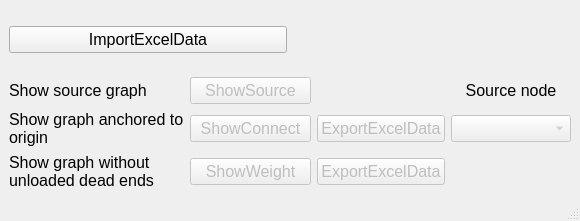
Above: mainwindow.ui from hosglial/courseProgMethods before the change. Below: the same form after it.
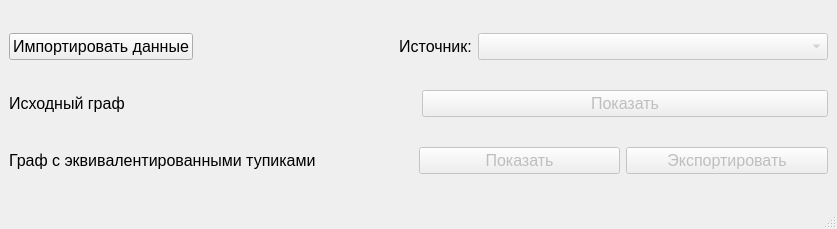
That is the form after the change.

Patch:
```diff
--- a/mainwindow.ui
+++ b/mainwindow.ui
@@ -6,17 +6,17 @@
    <rect>
     <x>0</x>
     <y>0</y>
-    <width>580</width>
-    <height>221</height>
+    <width>837</width>
+    <height>229</height>
    </rect>
   </property>
   <property name="windowTitle">
    <string>MainWindow</string>
   </property>
   <widget class="QWidget" name="centralwidget">
-   <layout class="QVBoxLayout" name="verticalLayout" stretch="0,1">
+   <layout class="QVBoxLayout" name="verticalLayout">
     <item>
-     <layout class="QHBoxLayout" name="horizontalLayout">
+     <layout class="QHBoxLayout" name="horizontalLayout_4">
       <item>
        <widget class="QPushButton" name="init_button">
         <property name="font">
@@ -25,49 +25,24 @@
          </font>
         </property>
         <property name="text">
-         <string>ImportExcelData</string>
+         <string>Импортировать данные</string>
         </property>
        </widget>
       </item>
       <item>
-       <widget class="QLabel" name="label_5">
-        <property name="text">
-         <string/>
+       <spacer name="horizontalSpacer">
+        <property name="orientation">
+         <enum>Qt::Horizontal</enum>
         </property>
-       </widget>
-      </item>
-     </layout>
-    </item>
-    <item>
-     <layout class="QGridLayout" name="gridLayout">
-      <item row="0" column="0">
-       <widget class="QLabel" name="label">
-        <property name="font">
-         <font>
-          <pointsize>12</pointsize>
-         </font>
+        <property name="sizeHint" stdset="0">
+         <size>
+          <width>40</width>
+          <height>20</height>
+         </size>
         </property>
-        <property name="text">
-         <string>Show source graph</string>
-        </property>
-       </widget>
+       </spacer>
       </item>
-      <item row="0" column="1">
-       <widget class="QPushButton" name="button_source">
-        <property name="enabled">
-         <bool>false</bool>
-        </property>
-        <property name="font">
-         <font>
-          <pointsize>12</pointsize>
-         </font>
-        </property>
-        <property name="text">
-         <string>ShowSource</string>
-        </property>
-       </widget>
-      </item>
-      <item row="0" column="3">
+      <item>
        <widget class="QLabel" name="label_4">
         <property name="font">
          <font>
@@ -78,63 +53,24 @@
          <enum>Qt::LeftToRight</enum>
         </property>
         <property name="text">
-         <string>Source node</string>
+         <string>Источник:</string>
         </property>
         <property name="alignment">
          <set>Qt::AlignCenter</set>
         </property>
        </widget>
       </item>
-      <item row="1" column="0">
-       <widget class="QLabel" name="label_2">
-        <property name="font">
-         <font>
-          <pointsize>12</pointsize>
-         </font>
-        </property>
-        <property name="text">
-         <string>Show graph anchored to origin</string>
-        </property>
-        <property name="wordWrap">
-         <bool>true</bool>
-        </property>
-       </widget>
-      </item>
-      <item row="1" column="1">
-       <widget class="QPushButton" name="button_connect">
-        <property name="enabled">
-         <bool>false</bool>
-        </property>
-        <property name="font">
-         <font>
-          <pointsize>12</pointsize>
-         </font>
-        </property>
-        <property name="text">
-         <string>ShowConnect</string>
-        </property>
-       </widget>
-      </item>
-      <item row="1" column="2">
-       <widget class="QPushButton" name="excel_button_2">
-        <property name="enabled">
-         <bool>false</bool>
-        </property>
-        <property name="font">
-         <font>
-          <pointsize>12</pointsize>
-         </font>
-        </property>
-        <property name="text">
-         <string>ExportExcelData</string>
-        </property>
-       </widget>
-      </item>
-      <item row="1" column="3">
+      <item>
        <widget class="QComboBox" name="source_box">
         <property name="enabled">
          <bool>false</bool>
         </property>
+        <property name="minimumSize">
+         <size>
+          <width>350</width>
+          <height>0</height>
+         </size>
+        </property>
         <property name="font">
          <font>
           <pointsize>12</pointsize>
@@ -142,7 +78,42 @@
         </property>
        </widget>
       </item>
-      <item row="2" column="0">
+     </layout>
+    </item>
+    <item>
+     <layout class="QHBoxLayout" name="horizontalLayout">
+      <item>
+       <widget class="QLabel" name="label">
+        <property name="font">
+         <font>
+          <pointsize>12</pointsize>
+         </font>
+        </property>
+        <property name="text">
+         <string>Исходный граф</string>
+        </property>
+       </widget>
+      </item>
+      <item>
+       <widget class="QPushButton" name="button_source">
+        <property name="enabled">
+         <bool>false</bool>
+        </property>
+        <property name="font">
+         <font>
+          <pointsize>12</pointsize>
+         </font>
+        </property>
+        <property name="text">
+         <string>Показать</string>
+        </property>
+       </widget>
+      </item>
+     </layout>
+    </item>
+    <item>
+     <layout class="QHBoxLayout" name="horizontalLayout_3" stretch="2,1,1">
+      <item>
        <widget class="QLabel" name="label_3">
         <property name="font">
          <font>
@@ -150,15 +121,15 @@
          </font>
         </property>
         <property name="text">
-         <string>Show graph without unloaded dead ends</string>
+         <string>Граф с эквивалентированными тупиками</string>
         </property>
         <property name="wordWrap">
          <bool>true</bool>
         </property>
        </widget>
       </item>
-      <item row="2" column="1">
-       <widget class="QPushButton" name="button_weight">
+      <item>
+       <widget class="QPushButton" name="button_cleared">
         <property name="enabled">
          <bool>false</bool>
         </property>
@@ -168,11 +139,11 @@
          </font>
         </property>
         <property name="text">
-         <string>ShowWeight</string>
+         <string>Показать</string>
         </property>
        </widget>
       </item>
-      <item row="2" column="2">
+      <item>
        <widget class="QPushButton" name="excel_button_3">
         <property name="enabled">
          <bool>false</bool>
@@ -183,7 +154,7 @@
          </font>
         </property>
         <property name="text">
-         <string>ExportExcelData</string>
+         <string>Экспортировать</string>
         </property>
        </widget>
       </item>
```
Left out of the diff: 4 changed lines with no effect on the pictures.
